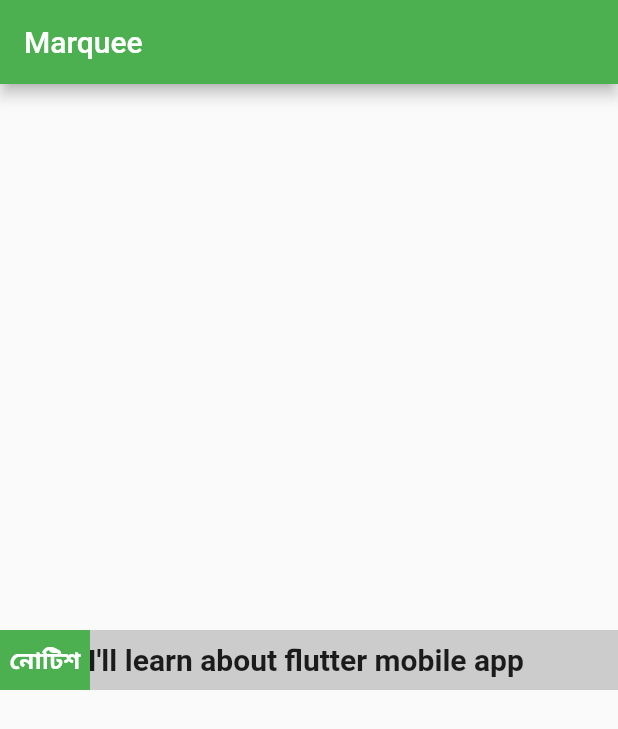
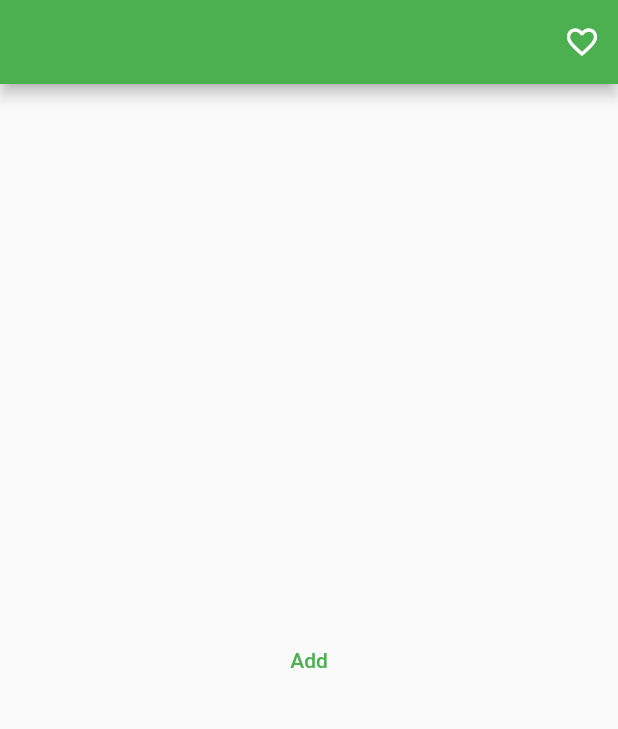
Before and after one commit to PalashChandraDas/ExerciseFlutter, a Flutter app: the screen it shows after launch, on a phone screen of 412 x 824 dp. Shown: the top 729 px of the screen. Run offline on Flutter 3.47's test engine with Material 2 defaults, Android fonts, the light colour scheme and no system bars; drawn by our look-alikes of marquee; our stand-ins replace cloud_firestore, firebase_core, get, shared_preferences; accounts and stored records are empty.

Commit message:
fav_icon shared_preference

```diff
--- a/lib/main.dart
+++ b/lib/main.dart
@@ -1,6 +1,7 @@
 import 'package:exercise_flutter/utils/di.dart';
 import 'package:exercise_flutter/views/home_screen.dart';
 import 'package:exercise_flutter/views/marquee_screen.dart';
+import 'package:exercise_flutter/views/shared_pref.dart';
 import 'package:firebase_core/firebase_core.dart';
 import 'package:flutter/material.dart';
 import 'package:get/get.dart';
@@ -29,7 +30,7 @@ class MyApp extends StatelessWidget {
       getPages: [
         GetPage(
           name: '/',
-          page: () => const MarqueeScreen(),
+          page: () => SharedPref(),
         ),
         GetPage(
           name: HomeScreen.routeName,
--- /dev/null
+++ b/lib/views/shared_pref.dart
@@ -0,0 +1,59 @@
+import 'package:flutter/material.dart';
+import 'package:shared_preferences/shared_preferences.dart';
+
+class SharedPref extends StatefulWidget {
+  const SharedPref({Key? key}) : super(key: key);
+
+  @override
+  State<SharedPref> createState() => _SharedPrefState();
+}
+
+class _SharedPrefState extends State<SharedPref> {
+  //variable
+  static const likedKey = "liked_key";
+  late bool liked = false;
+
+  @override
+  void initState() {
+    super.initState();
+    _restorePersistedPreference();
+  }
+
+  _restorePersistedPreference() async {
+    var preferences = await SharedPreferences.getInstance();
+    var liked = preferences.getBool(likedKey);
+    setState(() {
+      this.liked = liked!;
+    });
+  }
+
+  _persistPreference() async {
+    setState(() {
+      liked = !liked;
+    });
+    var preferences = await SharedPreferences.getInstance();
+    preferences.setBool(likedKey, liked);
+  }
+
+  @override
+  Widget build(BuildContext context) {
+    return Scaffold(
+      appBar: AppBar(
+        actions: [
+          IconButton(onPressed: _persistPreference,
+
+              icon: Icon(
+                  liked ? Icons.favorite : Icons.favorite_border,
+                color: liked ? Colors.red : Colors.white,
+              ))
+        ],
+      ),
+      body: Center(
+        child: TextButton(
+          onPressed: () {},
+          child: const Text("Add"),
+        ),
+      ),
+    );
+  }
+}
--- a/pubspec.yaml
+++ b/pubspec.yaml
@@ -40,6 +40,7 @@ dependencies:
   cloud_firestore: ^4.4.5
   firebase_core: ^2.8.0
   marquee: ^2.2.3
+  shared_preferences: ^2.0.20
 
 
 dev_dependencies:
```
Also changed, not shown: lib/views/firebase_data.dart (added, +48 -0 lines), lib/views/marquee_screen.dart (+23 -2 lines), pubspec.lock, 2 other files.
